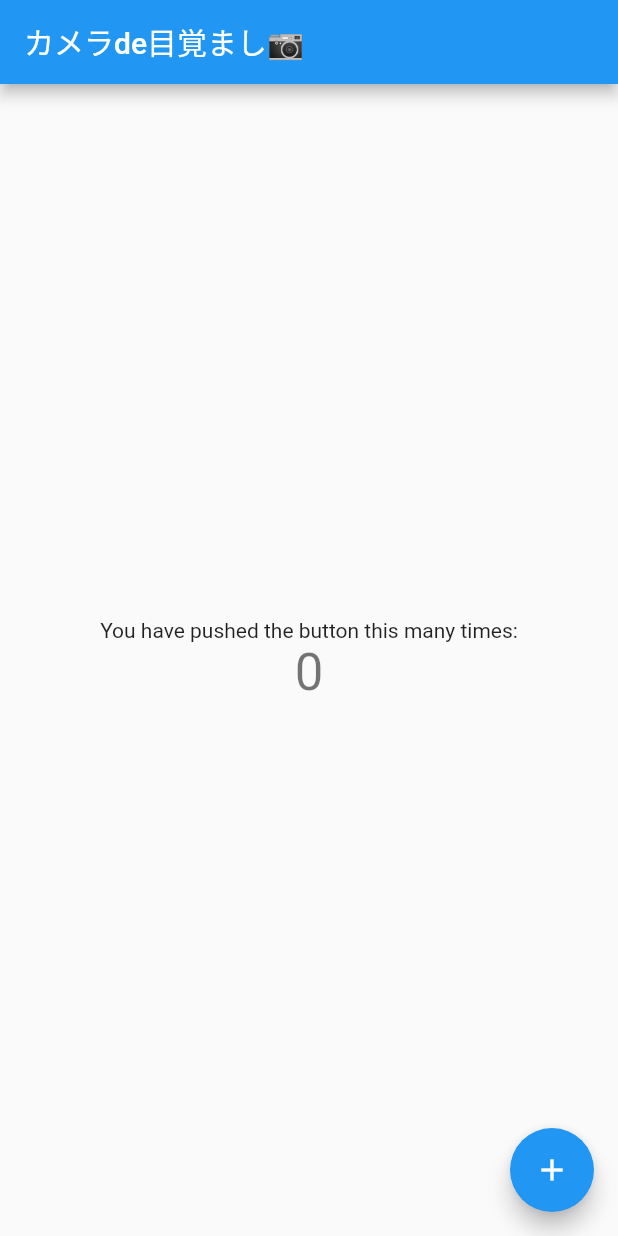
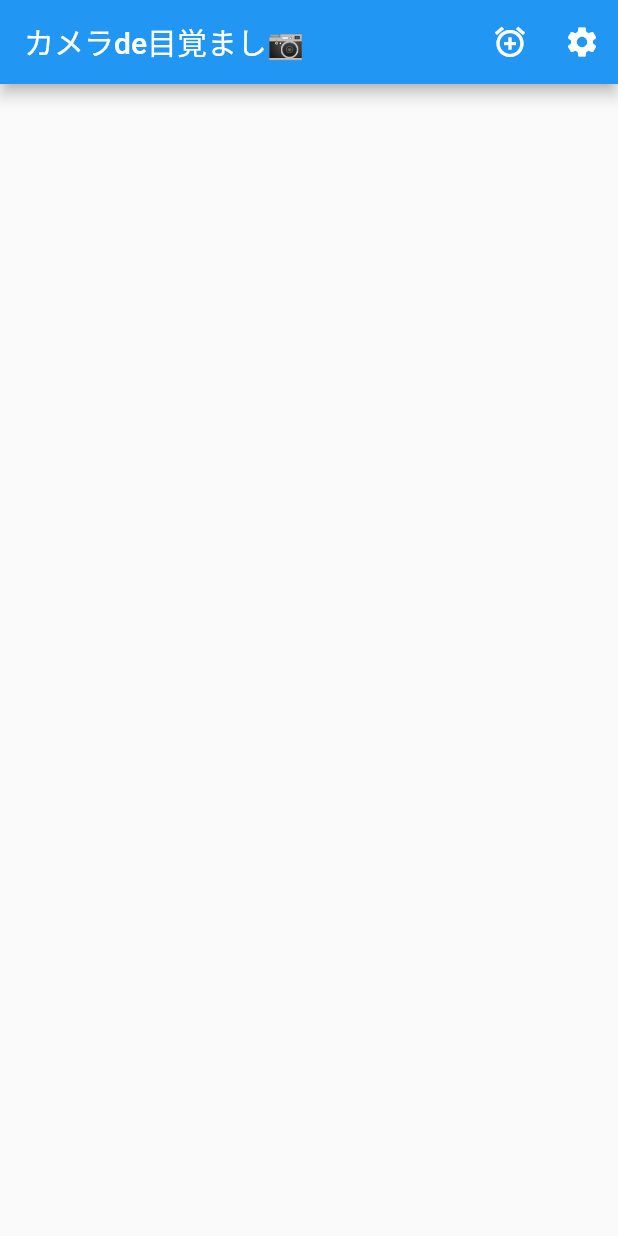
Before and after one commit to 06itsuki08/alarm_clock, a Flutter app: the screen it shows after launch, on a phone screen of 412 x 824 dp. Run offline on Flutter 3.47's test engine with Material 2 defaults, Android fonts, the light colour scheme and no system bars.

Commit message:
画面遷移書きました

```diff
--- a/lib/main.dart
+++ b/lib/main.dart
@@ -1,3 +1,4 @@
+import 'package:alarm_clock/val/string.dart';
 import 'package:flutter/material.dart';
 
 void main() => runApp(MyApp());
@@ -6,57 +7,77 @@ class MyApp extends StatelessWidget {
   @override
   Widget build(BuildContext context) {
     return MaterialApp(
-      title: 'カメラde目覚まし📷',
-      theme: ThemeData(
-        primarySwatch: Colors.blue,
+      home: MainPage(),
+      routes: <String, WidgetBuilder> {
+        '/home': (BuildContext context) => new MainPage(),
+        '/addalarm': (BuildContext context) => new Addalarm(),
+        '/settings' : (BuildContext context) => new Settings()
+
+      },
+    );
+  }
+}
+class MainPage extends StatelessWidget {
+  @override
+  Widget build(BuildContext context) {
+    return new Scaffold(
+      appBar: new AppBar(
+        title:Text(title),
+        actions: <Widget>[
+          IconButton(
+            icon:Icon(Icons.alarm_add),
+              onPressed: () => Navigator.of(context).pushNamed("/addalarm"),
+
+          ),
+
+          IconButton(
+            icon:Icon(Icons.settings),
+            onPressed: () => Navigator.of(context).pushNamed("/settings"),
+          )
+        ]
       ),
-      home: MyHomePage(title: 'カメラde目覚まし📷'),
+    );
+  }
+}
+class Addalarm extends StatelessWidget {
+  @override
+  Widget build(BuildContext context) {
+    return new Scaffold(
+      appBar: new AppBar(
+        title: new Text('Navigator'),
+      ),
+      body: new Container(
+        padding: new EdgeInsets.all(32.0),
+        child: new Center(
+          child: new Column(
+            children: <Widget>[
+              Text('アラーム追加'),
+              RaisedButton(onPressed: () => Navigator.of(context).pop(), child: new Text('戻る'),)
+            ],
+          ),
+        ),
+      ),
     );
   }
 }
 
-class MyHomePage extends StatefulWidget {
-  MyHomePage({Key key, this.title}) : super(key: key);
-
-  final String title;
-
-  @override
-  _MyHomePageState createState() => _MyHomePageState();
-}
-
-class _MyHomePageState extends State<MyHomePage> {
-  int _counter = 0;
-
-  void _incrementCounter() {
-    setState(() {
-      _counter++;
-    });
-  }
-
+class Settings extends StatelessWidget{
   @override
   Widget build(BuildContext context) {
-    return Scaffold(
-      appBar: AppBar(
-        title: Text(widget.title),
+    return new Scaffold(
+      appBar: new AppBar(
+        title: new Text('Navigator'),
       ),
-      body: Center(
-        child: Column(
-          mainAxisAlignment: MainAxisAlignment.center,
-          children: <Widget>[
-            Text(
-              'You have pushed the button this many times:',
-            ),
-            Text(
-              '$_counter',
-              style: Theme.of(context).textTheme.display1,
-            ),
-          ],
+      body: new Container(
+        padding: new EdgeInsets.all(32.0),
+        child: new Center(
+          child: new Column(
+            children: <Widget>[
+              Text('設定画面'),
+              RaisedButton(onPressed: () => Navigator.of(context).pop(), child: new Text('戻る'),)
+            ],
+          ),
         ),
-      ),
-      floatingActionButton: FloatingActionButton(
-        onPressed: _incrementCounter,
-        tooltip: 'Increment',
-        child: Icon(Icons.add),
       ),
     );
   }
--- /dev/null
+++ b/lib/val/string.dart
@@ -0,0 +1 @@
+final String title="カメラde目覚まし📷";
```
